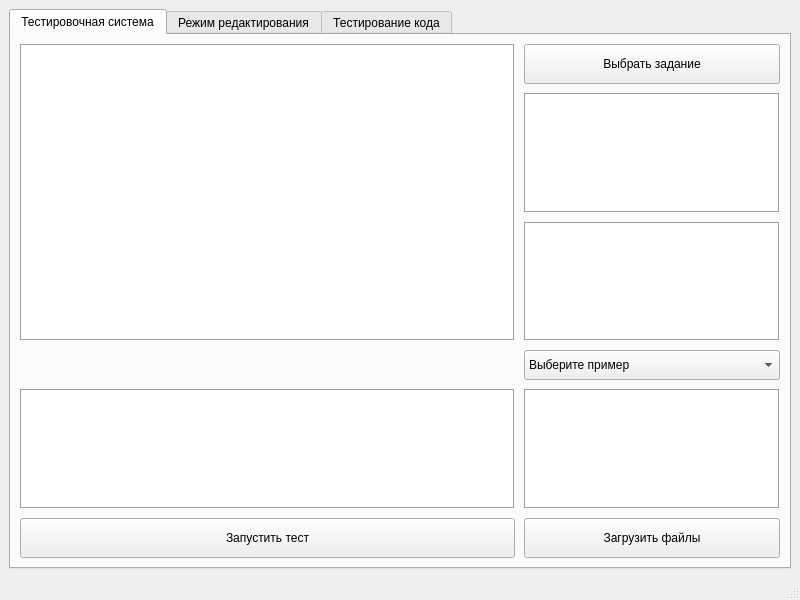
First picture: the form in mainwindow.ui, repository geroineee/ARM_QT, before the edit.
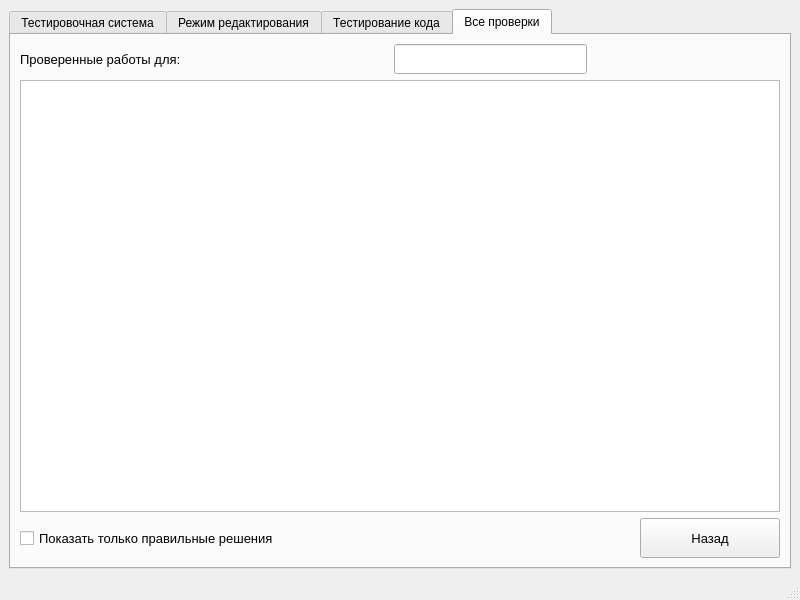
Second picture: the form after the edit. The open tabs and pages were chosen to show the change.

Patch:
```diff
--- a/mainwindow.ui
+++ b/mainwindow.ui
@@ -38,6 +38,11 @@
         <height>0</height>
        </size>
       </property>
+      <property name="font">
+       <font>
+        <pointsize>9</pointsize>
+       </font>
+      </property>
       <property name="tabPosition">
        <enum>QTabWidget::North</enum>
       </property>
@@ -74,13 +79,6 @@
           </property>
          </widget>
         </item>
-        <item row="4" column="0">
-         <widget class="QTableWidget" name="table_result_test">
-          <property name="frameShape">
-           <enum>QFrame::Box</enum>
-          </property>
-         </widget>
-        </item>
         <item row="0" column="0" rowspan="3">
          <widget class="QTextBrowser" name="text_info_task">
           <property name="frameShape">
@@ -171,6 +169,13 @@
           </item>
          </widget>
         </item>
+        <item row="4" column="0">
+         <widget class="QTableView" name="table_result_test">
+          <property name="frameShape">
+           <enum>QFrame::Box</enum>
+          </property>
+         </widget>
+        </item>
        </layout>
       </widget>
       <widget class="QWidget" name="tab_edit_task">
@@ -456,6 +461,146 @@
         </item>
        </layout>
       </widget>
+      <widget class="QWidget" name="tab_result">
+       <property name="font">
+        <font>
+         <pointsize>10</pointsize>
+        </font>
+       </property>
+       <attribute name="title">
+        <string>Все проверки</string>
+       </attribute>
+       <layout class="QGridLayout" name="gridLayout_8">
+        <item row="1" column="0" colspan="3">
+         <widget class="QTableView" name="list_of_all_solves">
+          <property name="font">
+           <font>
+            <pointsize>10</pointsize>
+           </font>
+          </property>
+         </widget>
+        </item>
+        <item row="2" column="2">
+         <widget class="QPushButton" name="button_back_to_names">
+          <property name="minimumSize">
+           <size>
+            <width>140</width>
+            <height>40</height>
+           </size>
+          </property>
+          <property name="text">
+           <string>Назад</string>
+          </property>
+         </widget>
+        </item>
+        <item row="0" column="0" colspan="3">
+         <layout class="QHBoxLayout" name="horizontalLayout">
+          <item>
+           <widget class="QLabel" name="label_name">
+            <property name="font">
+             <font>
+              <pointsize>10</pointsize>
+             </font>
+            </property>
+            <property name="text">
+             <string>Проверенные работы для:</string>
+            </property>
+           </widget>
+          </item>
+          <item>
+           <widget class="QLabel" name="label_name_change">
+            <property name="font">
+             <font>
+              <pointsize>10</pointsize>
+             </font>
+            </property>
+            <property name="text">
+             <string/>
+            </property>
+           </widget>
+          </item>
+          <item>
+           <spacer name="horizontalSpacer">
+            <property name="orientation">
+             <enum>Qt::Horizontal</enum>
+            </property>
+            <property name="sizeHint" stdset="0">
+             <size>
+              <width>40</width>
+              <height>20</height>
+             </size>
+            </property>
+           </spacer>
+          </item>
+          <item>
+           <widget class="QLineEdit" name="lineEdit_name_for_search">
+            <property name="sizePolicy">
+             <sizepolicy hsizetype="Expanding" vsizetype="Fixed">
+              <horstretch>0</horstretch>
+              <verstretch>0</verstretch>
+             </sizepolicy>
+            </property>
+            <property name="minimumSize">
+             <size>
+              <width>0</width>
+              <height>30</height>
+             </size>
+            </property>
+            <property name="font">
+             <font>
+              <pointsize>10</pointsize>
+             </font>
+            </property>
+           </widget>
+          </item>
+          <item>
+           <spacer name="horizontalSpacer_2">
+            <property name="orientation">
+             <enum>Qt::Horizontal</enum>
+            </property>
+            <property name="sizeHint" stdset="0">
+             <size>
+              <width>40</width>
+              <height>20</height>
+             </size>
+            </property>
+           </spacer>
+          </item>
+         </layout>
+        </item>
+        <item row="2" column="0">
+         <widget class="QCheckBox" name="checkBox_only_good_task">
+          <property name="minimumSize">
+           <size>
+            <width>0</width>
+            <height>30</height>
+           </size>
+          </property>
+          <property name="font">
+           <font>
+            <pointsize>10</pointsize>
+           </font>
+          </property>
+          <property name="text">
+           <string>Показать только правильные решения</string>
+          </property>
+         </widget>
+        </item>
+        <item row="2" column="1">
+         <spacer name="horizontalSpacer_3">
+          <property name="orientation">
+           <enum>Qt::Horizontal</enum>
+          </property>
+          <property name="sizeHint" stdset="0">
+           <size>
+            <width>40</width>
+            <height>20</height>
+           </size>
+          </property>
+         </spacer>
+        </item>
+       </layout>
+      </widget>
      </widget>
     </item>
    </layout>
```
Left out of the diff: 17 changed lines with no effect on the pictures.
